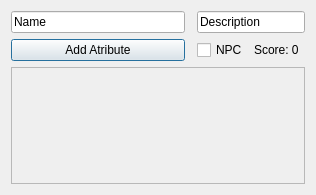
First picture: the form in charactertab.ui, repository Michael-A-D/HelloWorlds, before the edit.
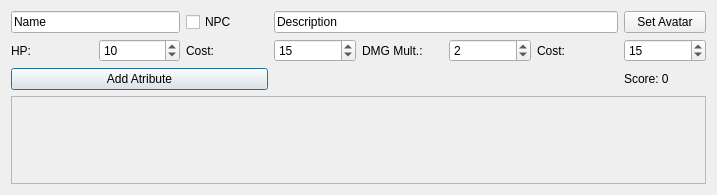
Second picture: the form after the edit.

```diff
--- a/charactertab.ui
+++ b/charactertab.ui
@@ -6,7 +6,7 @@
    <rect>
     <x>0</x>
     <y>0</y>
-    <width>316</width>
+    <width>717</width>
     <height>195</height>
    </rect>
   </property>
@@ -20,42 +20,77 @@
    <string>Dialog</string>
   </property>
   <layout class="QGridLayout" name="gridLayout">
-   <item row="0" column="0">
+   <item row="1" column="5">
+    <widget class="QSpinBox" name="DMG">
+     <property name="value">
+      <number>2</number>
+     </property>
+    </widget>
+   </item>
+   <item row="1" column="6">
+    <widget class="QLabel" name="label_4">
+     <property name="text">
+      <string>Cost:</string>
+     </property>
+    </widget>
+   </item>
+   <item row="1" column="0">
+    <widget class="QLabel" name="label">
+     <property name="text">
+      <string>HP:</string>
+     </property>
+    </widget>
+   </item>
+   <item row="1" column="2">
+    <widget class="QLabel" name="label_3">
+     <property name="text">
+      <string>Cost:</string>
+     </property>
+    </widget>
+   </item>
+   <item row="0" column="0" colspan="2">
     <widget class="QLineEdit" name="name">
      <property name="text">
       <string>Name</string>
      </property>
     </widget>
    </item>
-   <item row="2" column="2">
-    <widget class="QCheckBox" name="npc">
-     <property name="text">
-      <string>NPC</string>
-     </property>
-    </widget>
-   </item>
-   <item row="2" column="0">
+   <item row="3" column="0" colspan="3">
     <widget class="QPushButton" name="pushButton">
      <property name="text">
       <string>Add Atribute</string>
      </property>
     </widget>
    </item>
-   <item row="2" column="3">
-    <widget class="QLabel" name="score">
-     <property name="text">
-      <string>Score: 0</string>
+   <item row="1" column="1">
+    <widget class="QSpinBox" name="HP">
+     <property name="value">
+      <number>10</number>
      </property>
     </widget>
    </item>
-   <item row="0" column="2" colspan="2">
-    <widget class="QLineEdit" name="descritpion">
+   <item row="1" column="3">
+    <widget class="QSpinBox" name="HPCost">
+     <property name="value">
+      <number>15</number>
+     </property>
+    </widget>
+   </item>
+   <item row="1" column="4">
+    <widget class="QLabel" name="label_2">
      <property name="text">
-      <string>Description</string>
+      <string>DMG Mult.:</string>
      </property>
     </widget>
    </item>
-   <item row="4" column="0" colspan="4">
+   <item row="1" column="7">
+    <widget class="QSpinBox" name="DMGCost">
+     <property name="value">
+      <number>15</number>
+     </property>
+    </widget>
+   </item>
+   <item row="4" column="0" colspan="8">
     <widget class="QScrollArea" name="scrollArea">
      <property name="widgetResizable">
       <bool>true</bool>
@@ -65,8 +100,8 @@
        <rect>
         <x>0</x>
         <y>0</y>
-        <width>296</width>
-        <height>109</height>
+        <width>697</width>
+        <height>76</height>
        </rect>
       </property>
       <property name="sizePolicy">
@@ -78,6 +113,34 @@
      </widget>
     </widget>
    </item>
+   <item row="3" column="7">
+    <widget class="QLabel" name="score">
+     <property name="text">
+      <string>Score: 0</string>
+     </property>
+    </widget>
+   </item>
+   <item row="0" column="2">
+    <widget class="QCheckBox" name="npc">
+     <property name="text">
+      <string>NPC</string>
+     </property>
+    </widget>
+   </item>
+   <item row="0" column="7">
+    <widget class="QPushButton" name="avatar">
+     <property name="text">
+      <string>Set Avatar</string>
+     </property>
+    </widget>
+   </item>
+   <item row="0" column="3" colspan="4">
+    <widget class="QLineEdit" name="descritpion">
+     <property name="text">
+      <string>Description</string>
+     </property>
+    </widget>
+   </item>
   </layout>
  </widget>
  <resources/>
```
